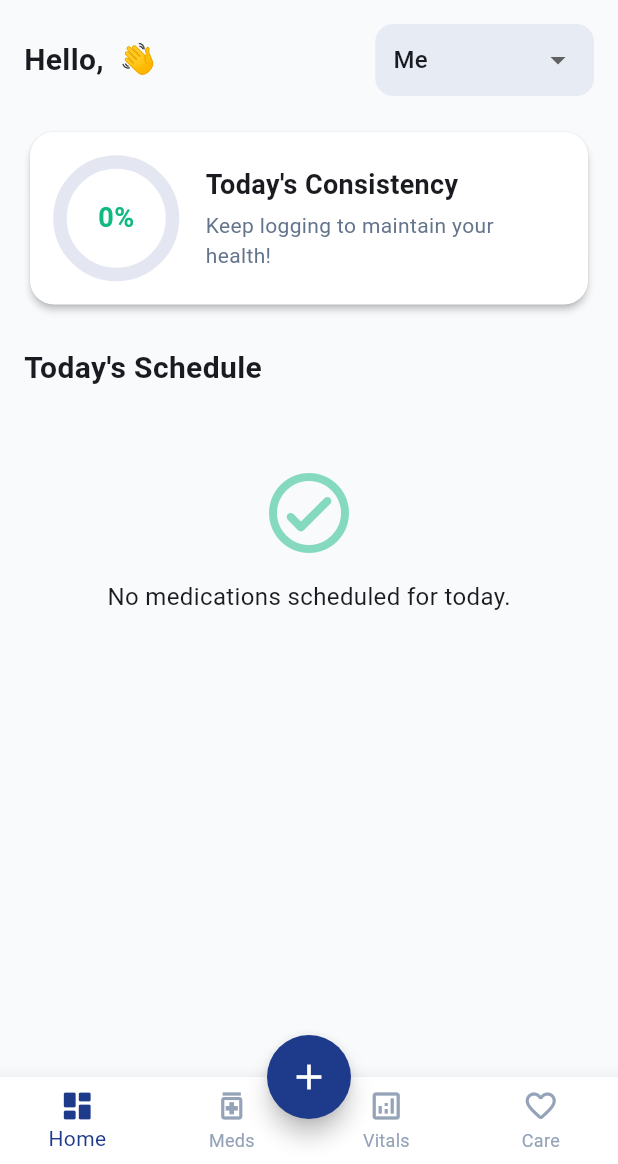
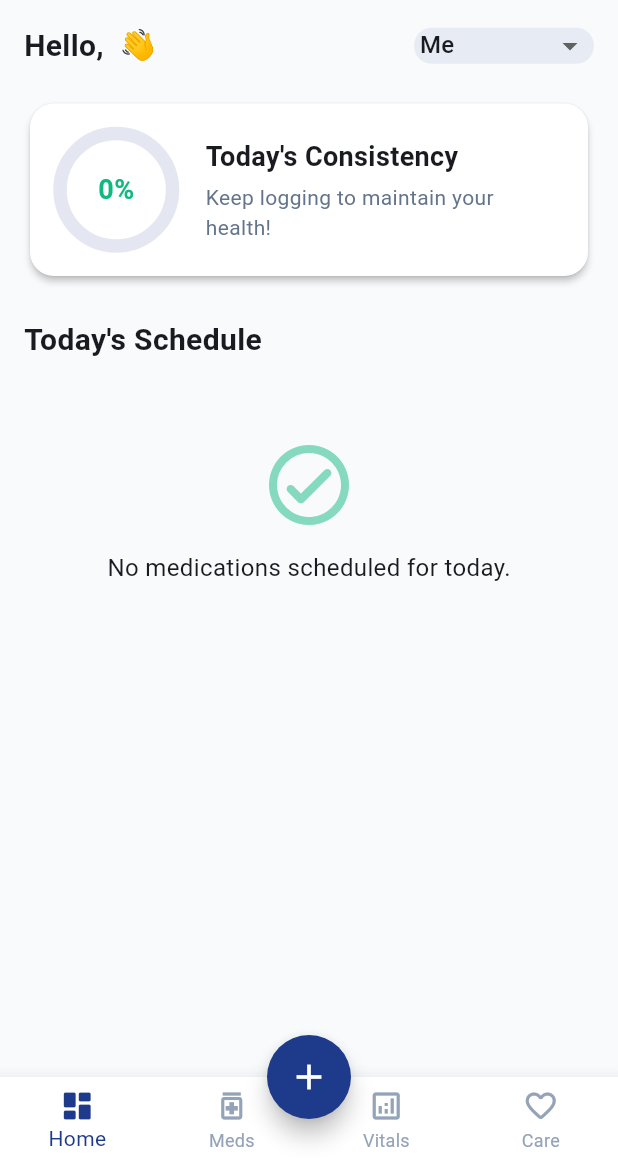
Before and after one commit to TirthPanchal-06/Medicine-Reminder-App, a Flutter app: the DashboardScreen screen opened directly, on a phone screen of 412 x 824 dp, the part 72-1236 px from its top. Run offline on Flutter 3.47's test engine with Material 3 defaults, Android fonts, the phone set to English and light mode, and no system bars; our stand-ins replace fl_chart, flutter_local_notifications, flutter_timezone, image_picker, shared_preferences, sqflite and 1 more; missing offline and left inert: dart:js; accounts and stored records are empty; network calls fail; Roboto replaces fonts that are missing (Outfit).

Commit message:
fix(frontend): resolve dashboard profile selector layout overflow

```diff
--- a/frontend/lib/screens/dashboard_screen.dart
+++ b/frontend/lib/screens/dashboard_screen.dart
@@ -180,26 +180,35 @@ class HomeTimelinePage extends StatelessWidget {
                   ),
                 ),
                 const SizedBox(width: 8),
-                Container(
-                  padding: const EdgeInsets.symmetric(horizontal: 12),
+                SizedBox(
+                  width: 120,
+                  child: Container(
+                    padding: const EdgeInsets.symmetric(horizontal: 4),
                     decoration: BoxDecoration(
                       color: colorScheme.primary.withValues(alpha: 0.08),
                       borderRadius: BorderRadius.circular(12),
                     ),
                     child: DropdownButtonHideUnderline(
                       child: DropdownButton<String?>(
+                        isExpanded: true,
+                        isDense: true,
+                        padding: EdgeInsets.zero,
                         value: meds.selectedFamilyMemberId,
-                      hint: const Text('Select Profile'),
+                        hint: const Text('Profile'),
                         items: [
                           const DropdownMenuItem(value: null, child: Text('Me')),
                           ...meds.familyMembers.map((member) {
                             return DropdownMenuItem(
                               value: member.id,
-                            child: Text(member.name),
+                              child: Text(
+                                member.name,
+                                overflow: TextOverflow.ellipsis,
+                              ),
                             );
                           }),
                         ],
                         onChanged: (id) => meds.selectFamilyMember(id),
+                      ),
                     ),
                   ),
                 ),
```
Lines whose indentation alone changed are shown as unchanged.
